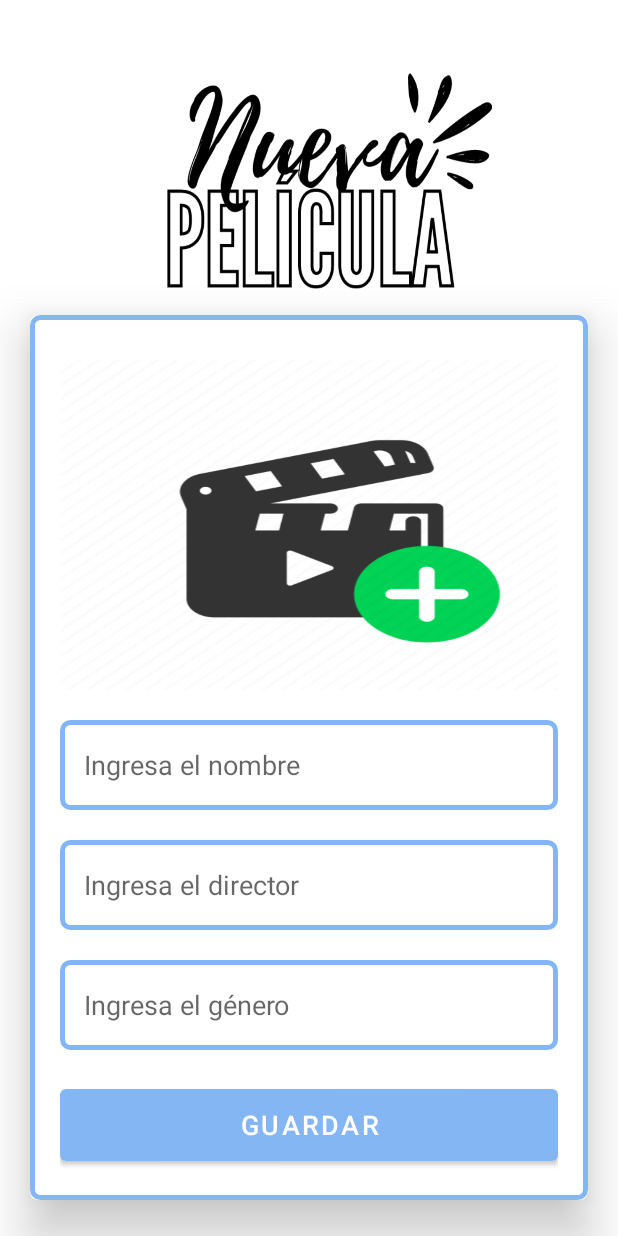
After one commit to AngeloBalbinx/ProjectCineYa, an Android app: the SubirActivity screen opened directly, with no data from a screen before it, on a phone screen of 412 x 824 dp. The commit adds this screen. Run offline under Robolectric (Android 15) with nearby library versions, the phone set to English and light mode, and no system bars; our stand-ins replace Firebase (no records; nobody signed in at launch, a user with empty details on screens opened directly).

Commit message:
Implementando el módulo subir película

```diff
--- a/app/build.gradle
+++ b/app/build.gradle
@@ -43,6 +43,9 @@ dependencies {
     implementation 'com.google.android.material:material:1.9.0'
     implementation 'androidx.constraintlayout:constraintlayout:2.1.4'
     implementation 'com.google.firebase:firebase-auth-ktx:21.0.3'
+    implementation 'com.google.firebase:firebase-storage-ktx:20.2.1'
+    implementation 'com.google.firebase:firebase-storage:20.2.1'
+    implementation 'com.google.firebase:firebase-database-ktx:20.2.2'
     testImplementation 'junit:junit:4.13.2'
     androidTestImplementation 'androidx.test.ext:junit:1.1.5'
     androidTestImplementation 'androidx.test.espresso:espresso-core:3.5.1'
--- /dev/null
+++ b/app/src/main/res/layout/activity_subir.xml
@@ -0,0 +1,86 @@
+<?xml version="1.0" encoding="utf-8"?>
+<ScrollView
+
+    xmlns:android="http://schemas.android.com/apk/res/android"
+    xmlns:app="http://schemas.android.com/apk/res-auto"
+    xmlns:tools="http://schemas.android.com/tools"
+    android:layout_width="match_parent"
+    android:layout_height="match_parent"
+    android:background="@drawable/bg_newmovie"
+    tools:context=".SubirActivity">
+
+    <androidx.cardview.widget.CardView
+        android:layout_width="match_parent"
+        android:layout_height="wrap_content"
+        android:layout_marginTop="210dp"
+        android:layout_marginEnd="20dp"
+        android:layout_marginStart="20dp"
+        app:cardCornerRadius="5dp"
+        app:cardElevation="20dp">
+    <LinearLayout
+        android:layout_width="match_parent"
+        android:layout_height="wrap_content"
+        android:orientation="vertical"
+        android:layout_gravity="center_horizontal"
+        android:background="@drawable/border"
+        android:padding="20dp">
+        <ImageView
+            android:layout_width="match_parent"
+            android:layout_height="220dp"
+            android:src="@drawable/addmovie"
+            android:id="@+id/subirimagen"
+            android:layout_marginTop="10dp"
+            android:scaleType="fitXY"/>
+        <EditText
+            android:layout_width="match_parent"
+            android:layout_height="60dp"
+            android:id="@+id/subirtitulo"
+            android:background="@drawable/border"
+            android:layout_marginTop="20dp"
+            android:padding="16dp"
+            android:hint="@string/ingresanombrepeli"
+            android:gravity="start|center_vertical"
+            android:textColor="@color/black"/>
+        <EditText
+            android:layout_width="match_parent"
+            android:layout_height="60dp"
+            android:id="@+id/subirDirector"
+            android:background="@drawable/border"
+            android:layout_marginTop="20dp"
+            android:padding="16dp"
+            android:hint="@string/ingresadirector"
+            android:gravity="start|center_vertical"
+            android:textColor="@color/black"/>
+        <EditText
+            android:layout_width="match_parent"
+            android:layout_height="60dp"
+            android:id="@+id/subirGenero"
+            android:background="@drawable/border"
+            android:layout_marginTop="20dp"
+            android:padding="16dp"
+            android:hint="@string/ingresagenero"
+            android:gravity="start|center_vertical"
+            android:textColor="@color/black"/>
+
+        <Button
+            android:id="@+id/btn_guardar"
+            android:layout_width="match_parent"
+            android:layout_height="60dp"
+            android:text="@string/guardar"
+            android:textSize="18sp"
+            android:layout_marginTop="20dp"
+            />
+
+
+
+
+
+
+
+    </LinearLayout>
+
+
+    </androidx.cardview.widget.CardView>
+
+
+</ScrollView>
--- a/app/src/main/res/values/strings.xml
+++ b/app/src/main/res/values/strings.xml
@@ -8,4 +8,10 @@
     <string name="sinregistrar">Aún no tienes cuenta? Registrarse</string>
     <string name="confirmarcontraseña">Confimar Contraseña</string>
     <string name="registrado">Ya tienes cuenta? Ingresar</string>
+    <string name="guardando">Guardando...</string>
+    <string name="agregar">Agregar</string>
+    <string name="ingresanombrepeli">Ingresa el nombre</string>
+    <string name="ingresadirector">Ingresa el director</string>
+    <string name="ingresagenero">Ingresa el género</string>
+    <string name="guardar">Guardar</string>
 </resources>
--- a/build.gradle
+++ b/build.gradle
@@ -1,6 +1,6 @@
 buildscript {
     dependencies {
-        classpath 'com.google.gms:google-services:4.3.10'
+        classpath 'com.google.gms:google-services:4.3.15'
     }
 }// Top-level build file where you can add configuration options common to all sub-projects/modules.
 plugins {
```
Also changed, not shown: app/src/main/AndroidManifest.xml (+10 -6 lines), app/src/main/java/com/example/projectcineya/MainActivity.kt (+11 -1 lines), app/src/main/java/com/example/projectcineya/PeliculaClass.kt (added, +15 -0 lines), app/src/main/java/com/example/projectcineya/SubirActivity.kt (added, +86 -0 lines), app/src/main/res/layout/activity_main.xml (+16 -9 lines), app/src/main/res/layout/progressbar_layout.xml (added, +28 -0 lines), app/src/main/res/drawable/addmovie.png (added), app/src/main/res/drawable/bg_newmovie.png (added).
